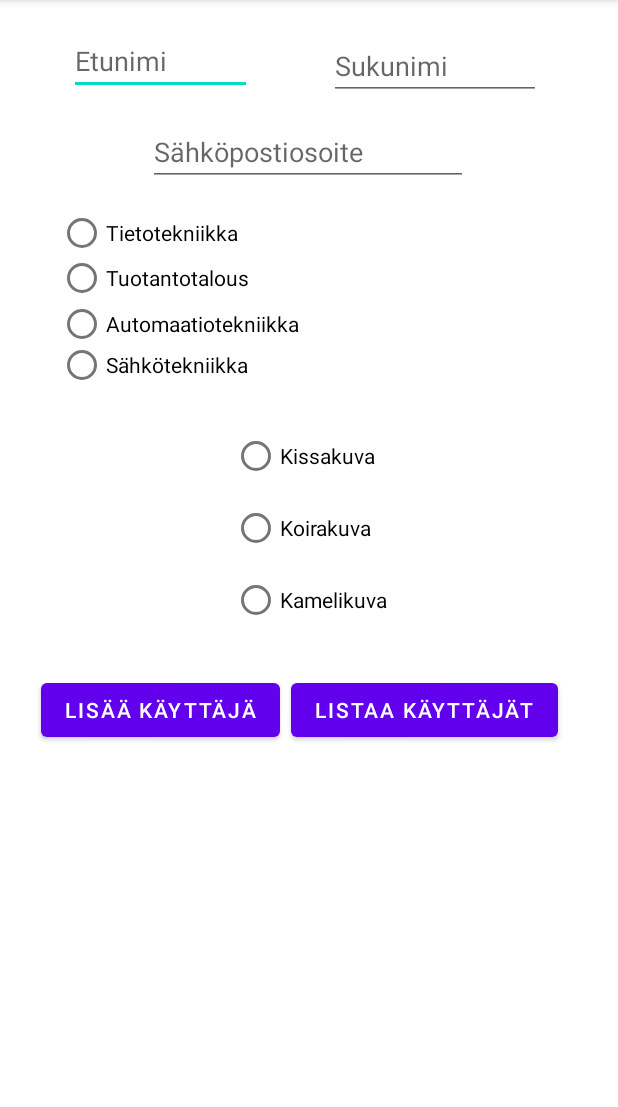
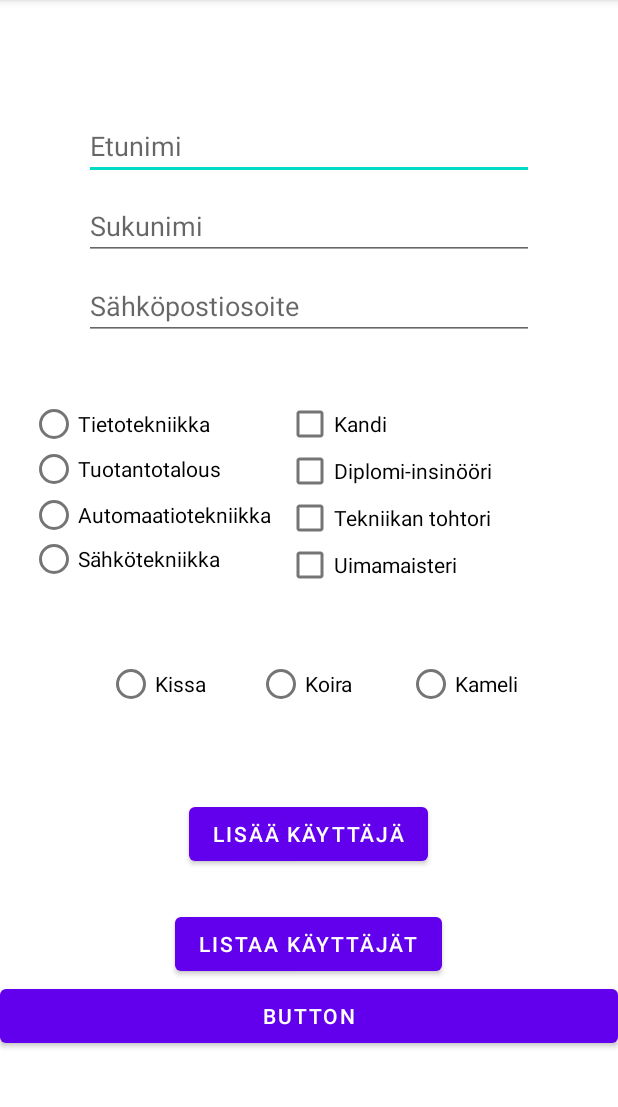
Before and after one commit to tiiahusa/kayttajaohjelma, an Android app: the screen it shows after launch (MainActivity), after a tap on "LISÄÄ KÄYTTÄJÄ", on a phone screen of 412 x 824 dp, the part 84-1191 px from its top. Run offline under Robolectric (Android 15) with nearby library versions, the phone set to English and light mode, and no system bars.

Commit message:
Käyttäjän lataus ja tallennus lisätty

```diff
--- a/app/src/main/java/com/example/javaprojekti9/MainActivity.java
+++ b/app/src/main/java/com/example/javaprojekti9/MainActivity.java
@@ -2,12 +2,18 @@ package com.example.javaprojekti9;
 
 import androidx.appcompat.app.AppCompatActivity;
 
+import android.content.Context;
 import android.content.Intent;
 import android.os.Bundle;
 import android.view.View;
+import android.widget.CheckBox;
 import android.widget.EditText;
 import android.widget.RadioGroup;
 
+import java.io.FileNotFoundException;
+import java.io.IOException;
+import java.io.ObjectInputStream;
+import java.io.ObjectOutputStream;
 import java.util.ArrayList;
 import androidx.appcompat.app.AppCompatActivity;
 import android.os.Bundle;
@@ -21,25 +27,35 @@ public class MainActivity extends AppCompatActivity {
 
     private User user; // Create new user that we could use in program later
     private com.example.javaprojekti9.UserStorage storage; // Create new storage that we could use in program later
-    private EditText tbFirstName; // Used later on OnCreate
-    private EditText tbLastName; // These have to add here, because we need them
-    private EditText tbEmail; // couple different "voids"
+    private EditText tbFirstName, tbLastName, tbEmail;
+    private CheckBox[] cboxes; // Create list of cbs
+    private Integer[] cboxeIds = {R.id.cbKandi, R.id.cbDippa, R.id.cbTohtori, R.id.cbUima}; //Create list of cb's ids
     private String degreeProgram;
     private RadioGroup rgDegrees, rgImages;
     private ArrayList<User> users = new ArrayList<>();
+    private ArrayList<String> levels = new ArrayList<>();
+    private Context context; // Introduce context
 
     @Override
     protected void onCreate(Bundle savedInstanceState) {
         super.onCreate(savedInstanceState);
         setContentView(R.layout.activity_main);
+        storage = com.example.javaprojekti9.UserStorage.getInstance(); // Create storage if not created yet
 
         tbFirstName = findViewById(R.id.tbFirstName); //Linked Activity main textboxes to code
         tbLastName = findViewById(R.id.tbLastName);
         tbEmail = findViewById(R.id.tbEmail);
 
-        storage = com.example.javaprojekti9.UserStorage.getInstance(); // Create storage if not created yet
         rgDegrees = findViewById(R.id.rgDegreePrograms); // Linked Radiobutton Group to code
         rgImages = findViewById(R.id.rgImages);
+        // Create checkbox list
+        cboxes = new CheckBox[cboxeIds.length];
+
+        context = MainActivity.this;
+        // Load users from file
+        UserStorage.getInstance().loadUsers(context);
+
+
 
     }
 
@@ -59,9 +75,16 @@ public class MainActivity extends AppCompatActivity {
                 degreeProgram = "Tuotantotalous";
                 break;
         }
+        // Check checkboxes and add degreelevels on levels -list
+        for(int i = 0; i < cboxes.length; i++) {
+            cboxes[i] = (CheckBox) findViewById(cboxeIds[i]);
+            if (cboxes[i].isChecked()) {
+                levels.add(cboxes[i].getText().toString());
+            }
+        }
+
         // Do new user, get values to the activity main textboxes
-        user = new User(tbFirstName.getText().toString(), tbLastName.getText().toString(), tbEmail.getText().toString(), degreeProgram);
-        storage.addUser(user);
+        user = new User(tbFirstName.getText().toString(), tbLastName.getText().toString(), tbEmail.getText().toString(), degreeProgram, levels);
 
         switch (rgImages.getCheckedRadioButtonId()) {
             case R.id.rbKissa:
@@ -74,14 +97,36 @@ public class MainActivity extends AppCompatActivity {
                 user.setImage(2);
                 break;
         }
+        // Add user to userlist
+        storage.addUser(user);
+         // Save user to file
+        UserStorage.getInstance().saveUser(context);
+        // Clear changes
+        clearChanges();
+
+        System.out.println(context.getFilesDir().toString());
+        Toast.makeText(context, context.getFilesDir().toString(), Toast.LENGTH_LONG).show();
+
+    }
+
+    public void clearChanges() {
 
         tbFirstName.setText("");
         tbLastName.setText("");
         tbEmail.setText("");
+        levels.clear();
 
         rgDegrees.clearCheck();
         rgImages.clearCheck();
         degreeProgram = null;
+
+        // Set Checkboxes to false
+        for(int i = 0; i < cboxes.length; i++) {
+            cboxes[i] = (CheckBox) findViewById(cboxeIds[i]);
+            if (cboxes[i].isChecked()) {
+                cboxes[i].setChecked(false);
+            }
+        }
 
     }
 
@@ -102,4 +147,6 @@ public class MainActivity extends AppCompatActivity {
 
 
 
+
+
 }
--- a/app/src/main/java/com/example/javaprojekti9/User.java
+++ b/app/src/main/java/com/example/javaprojekti9/User.java
@@ -1,4 +1,6 @@
 package com.example.javaprojekti9;
+
+import java.util.ArrayList;
 
 public class User {
 
@@ -8,11 +10,14 @@ public class User {
     private String degreeProgram;
     private int image;
 
-    public User (String firstName, String lastName, String email, String degreeProgram) {
+    private ArrayList<String> levels = new ArrayList<>();
+
+    public User (String firstName, String lastName, String email, String degreeProgram, ArrayList<String> levels) {
         this.firstName = firstName;
         this.lastName = lastName;
         this.email = email;
         this.degreeProgram = degreeProgram;
+        this.levels = levels;
     }
 
     public void setImage(int i) {
--- a/app/src/main/java/com/example/javaprojekti9/UserStorage.java
+++ b/app/src/main/java/com/example/javaprojekti9/UserStorage.java
@@ -1,11 +1,17 @@
 package com.example.javaprojekti9;
 
+import android.content.Context;
+import android.widget.Toast;
+
+import java.io.FileNotFoundException;
+import java.io.IOException;
+import java.io.ObjectInputStream;
+import java.io.ObjectOutputStream;
 import java.util.ArrayList;
 
 public class UserStorage {
 
     private static UserStorage storage = null; // Storage class singleton setting
-
     private ArrayList<User> users = new ArrayList<>(); // User-list
 
     private UserStorage() { // Singleton storage must be private, then you can't use it in main
@@ -24,7 +30,51 @@ public class UserStorage {
     }
 
     public void addUser(User user) {
+
         users.add(user);
+    }
+
+    public void saveUser(Context context) {
+        // try write user to file
+        try {
+            // create object output stream name users.data
+            ObjectOutputStream userWriter = new ObjectOutputStream(context.openFileOutput("users.data", Context.MODE_PRIVATE));
+            // Write users-list there
+            userWriter.writeObject(users);
+            // close file
+            userWriter.close();
+            Toast.makeText(context, "Käyttäjä tallennettu", Toast.LENGTH_LONG).show();
+        } catch (IOException e) {
+            // If writing to file not success
+            Toast.makeText(context, "Käyttäjän tallentaminen ei onnistunut" + e, Toast.LENGTH_LONG).show();
+        }
+    }
+
+    public void loadUsers(Context context) {
+        // try write user to file
+        try {
+            // create object input stream name users.data
+            ObjectInputStream userReader = new ObjectInputStream(context.openFileInput("users.data"));
+            // Read file to Arraylist name users
+            users = (ArrayList<User>) userReader.readObject();
+            // close file
+            userReader.close();
+            // Notification to view
+            if(users.isEmpty()) {
+                Toast.makeText(context, "Tiedostossa ei ollut yhtään käyttäjää", Toast.LENGTH_LONG).show();
+            } else
+            Toast.makeText(context, "Käyttäjät ladattu", Toast.LENGTH_LONG).show();
+        } catch (FileNotFoundException e) { // If file not found
+            Toast.makeText(context, "Käyttäjien lataaminen ei onnistunut!", Toast.LENGTH_LONG).show();
+            e.printStackTrace();
+        } catch (IOException e) { // IO problem
+            Toast.makeText(context, "Käyttäjien lataaminen ei onnistunut!", Toast.LENGTH_LONG).show();
+            e.printStackTrace();
+        } catch (ClassNotFoundException e) { // Class problem
+            Toast.makeText(context, "Käyttäjien lataaminen ei onnistunut!", Toast.LENGTH_LONG).show();
+            e.printStackTrace();
+        }
+
     }
 
     public void removeUser(int id) {
--- a/app/src/main/java/com/example/javaprojekti9/UserView.java
+++ b/app/src/main/java/com/example/javaprojekti9/UserView.java
@@ -4,7 +4,9 @@ import androidx.appcompat.app.AppCompatActivity;
 import androidx.recyclerview.widget.LinearLayoutManager;
 import androidx.recyclerview.widget.RecyclerView;
 
+import android.content.Intent;
 import android.os.Bundle;
+import android.view.View;
 
 public class UserView extends AppCompatActivity {
 
@@ -23,4 +25,10 @@ public class UserView extends AppCompatActivity {
 
     }
 
+    public void goBackToMainView (View view) {
+
+        Intent intent = new Intent(this, MainActivity.class);
+        startActivity(intent);
+    }
+
 }
--- a/app/src/main/res/layout/activity_main.xml
+++ b/app/src/main/res/layout/activity_main.xml
@@ -8,65 +8,53 @@
     android:onClick="listUsers"
     tools:context=".MainActivity">
 
+    <LinearLayout
+        android:layout_width="match_parent"
+        android:layout_height="match_parent"
+        android:gravity="center"
+        android:orientation="vertical">
+
         <EditText
             android:id="@+id/tbFirstName"
-        android:layout_width="122dp"
+            android:layout_width="300dp"
             android:layout_height="43dp"
-        android:layout_marginTop="20dp"
+            android:layout_marginTop="10dp"
             android:ems="10"
             android:hint="Etunimi"
-        android:inputType="textPersonName"
-        app:layout_constraintEnd_toEndOf="parent"
-        app:layout_constraintHorizontal_bias="0.159"
-        app:layout_constraintStart_toStartOf="parent"
-        app:layout_constraintTop_toTopOf="parent" />
+            android:inputType="textPersonName" />
 
         <EditText
             android:id="@+id/tbLastName"
-        android:layout_width="141dp"
-        android:layout_height="0dp"
-        android:layout_marginTop="21dp"
+            android:layout_width="300dp"
+            android:layout_height="43dp"
+            android:layout_marginTop="10dp"
             android:ems="10"
             android:hint="Sukunimi"
-        android:inputType="textPersonName"
-        app:layout_constraintEnd_toEndOf="parent"
-        app:layout_constraintStart_toEndOf="@+id/tbFirstName"
-        app:layout_constraintTop_toTopOf="parent" />
+            android:inputType="textPersonName" />
 
         <EditText
             android:id="@+id/tbEmail"
-        android:layout_width="wrap_content"
-        android:layout_height="wrap_content"
-        android:layout_marginTop="12dp"
+            android:layout_width="300dp"
+            android:layout_height="43dp"
+            android:layout_marginTop="10dp"
             android:ems="10"
             android:hint="Sähköpostiosoite"
-        android:inputType="textPersonName"
-        app:layout_constraintEnd_toEndOf="parent"
-        app:layout_constraintHorizontal_bias="0.497"
-        app:layout_constraintStart_toStartOf="parent"
-        app:layout_constraintTop_toBottomOf="@+id/tbLastName" />
+            android:inputType="textPersonName" />
 
-    <Button
-        android:id="@+id/btAddUser"
-        android:layout_width="wrap_content"
-        android:layout_height="wrap_content"
-        android:layout_marginStart="40dp"
-        android:layout_marginTop="25dp"
-        android:layout_marginEnd="20dp"
-        android:onClick="addUser"
-        android:text="Lisää käyttäjä"
-        app:layout_constraintEnd_toStartOf="@+id/btnListUsers"
-        app:layout_constraintStart_toStartOf="parent"
-        app:layout_constraintTop_toBottomOf="@+id/rgImages" />
+        <LinearLayout
+            android:layout_width="match_parent"
+            android:layout_height="140dp"
+            android:layout_marginTop="40dp"
+            android:orientation="horizontal">
 
             <RadioGroup
                 android:id="@+id/rgDegreePrograms"
-        android:layout_width="335dp"
-        android:layout_height="115dp"
-        android:layout_marginTop="15dp"
+                android:layout_width="wrap_content"
+                android:layout_height="120dp"
+                android:layout_marginStart="20dp"
+                android:layout_marginEnd="0dp"
                 app:layout_constraintEnd_toEndOf="parent"
-        app:layout_constraintStart_toStartOf="parent"
-        app:layout_constraintTop_toBottomOf="@+id/tbEmail">
+                app:layout_constraintStart_toStartOf="parent">
 
                 <RadioButton
                     android:id="@+id/rbTietotekniikka"
@@ -94,43 +82,92 @@
 
             </RadioGroup>
 
+            <LinearLayout
+                android:layout_width="match_parent"
+                android:layout_height="120dp"
+                android:layout_marginStart="10dp"
+                android:orientation="vertical">
+
+                <CheckBox
+                    android:id="@+id/cbKandi"
+                    android:layout_width="match_parent"
+                    android:layout_height="31dp"
+                    android:text="Kandi" />
+
+                <CheckBox
+                    android:id="@+id/cbDippa"
+                    android:layout_width="match_parent"
+                    android:layout_height="31dp"
+                    android:text="Diplomi-insinööri" />
+
+                <CheckBox
+                    android:id="@+id/cbTohtori"
+                    android:layout_width="match_parent"
+                    android:layout_height="31dp"
+                    android:text="Tekniikan tohtori" />
+
+                <CheckBox
+                    android:id="@+id/cbUima"
+                    android:layout_width="match_parent"
+                    android:layout_height="31dp"
+                    android:text="Uimamaisteri" />
+            </LinearLayout>
+
+        </LinearLayout>
+
         <RadioGroup
             android:id="@+id/rgImages"
-        android:layout_width="wrap_content"
-        android:layout_height="wrap_content"
+            android:layout_width="300dp"
+            android:layout_height="100dp"
+            android:layout_marginStart="15dp"
+            android:layout_gravity="center"
             android:layout_marginTop="25dp"
-        app:layout_constraintEnd_toEndOf="parent"
-        app:layout_constraintStart_toStartOf="parent"
-        app:layout_constraintTop_toBottomOf="@+id/rgDegreePrograms">
+            android:orientation="horizontal">
 
             <RadioButton
                 android:id="@+id/rbKissa"
-            android:layout_width="match_parent"
+                android:layout_width="100dp"
                 android:layout_height="wrap_content"
-            android:text="Kissakuva" />
+                android:height="35dp"
+                android:text="Kissa" />
 
             <RadioButton
                 android:id="@+id/rbKoira"
-            android:layout_width="match_parent"
+                android:layout_width="100dp"
                 android:layout_height="wrap_content"
-            android:text="Koirakuva" />
+                android:text="Koira" />
 
             <RadioButton
                 android:id="@+id/rbKameli"
-            android:layout_width="match_parent"
+                android:layout_width="100dp"
                 android:layout_height="wrap_content"
-            android:text="Kamelikuva" />
+                android:text="Kameli" />
+
         </RadioGroup>
+        <Button
+            android:id="@+id/btAddUser"
+            android:layout_width="wrap_content"
+            android:layout_height="wrap_content"
+            android:onClick="addUser"
+            android:text="Lisää käyttäjä" />
 
         <Button
             android:id="@+id/btnListUsers"
             android:layout_width="wrap_content"
             android:layout_height="wrap_content"
             android:layout_marginTop="25dp"
-        android:layout_marginEnd="40dp"
+            android:layout_marginEnd="0dp"
             android:onClick="listUsersView"
-        android:text="Listaa käyttäjät"
-        app:layout_constraintEnd_toEndOf="parent"
-        app:layout_constraintTop_toBottomOf="@+id/rgImages" />
+            android:text="Listaa käyttäjät" />
+
+        <Button
+            android:id="@+id/button"
+            android:layout_width="match_parent"
+            android:layout_height="wrap_content"
+            android:onClick="listUsers"
+            android:text="Button" />
+
+
+    </LinearLayout>
 
 </androidx.constraintlayout.widget.ConstraintLayout>
--- a/app/src/main/res/layout/activity_user_view.xml
+++ b/app/src/main/res/layout/activity_user_view.xml
@@ -2,6 +2,7 @@
 <androidx.constraintlayout.widget.ConstraintLayout xmlns:android="http://schemas.android.com/apk/res/android"
     xmlns:app="http://schemas.android.com/apk/res-auto"
     xmlns:tools="http://schemas.android.com/tools"
+    android:id="@+id/clv"
     android:layout_width="match_parent"
     android:layout_height="match_parent"
     android:layout_marginTop="10dp"
@@ -9,6 +10,24 @@
 
     <androidx.recyclerview.widget.RecyclerView
         android:id="@+id/rvUserList"
-        android:layout_width="match_parent"
-        android:layout_height="match_parent" />
+        android:layout_width="413dp"
+        android:layout_height="659dp"
+        android:layout_marginTop="32dp"
+        app:layout_constraintBottom_toBottomOf="parent"
+        app:layout_constraintEnd_toEndOf="parent"
+        app:layout_constraintHorizontal_bias="0.0"
+        app:layout_constraintStart_toStartOf="parent"
+        app:layout_constraintTop_toTopOf="parent"
+        app:layout_constraintVertical_bias="1.0" />
+
+    <Button
+        android:id="@+id/btnBackMain"
+        android:layout_width="wrap_content"
+        android:layout_height="wrap_content"
+        android:onClick="goBackToMainView"
+        android:text="Palaa takaisin etusivulle"
+        app:layout_constraintBottom_toTopOf="@+id/rvUserList"
+        app:layout_constraintEnd_toEndOf="parent"
+        app:layout_constraintStart_toStartOf="parent"
+        app:layout_constraintTop_toTopOf="parent" />
 </androidx.constraintlayout.widget.ConstraintLayout>
--- a/app/src/main/res/layout/user_view.xml
+++ b/app/src/main/res/layout/user_view.xml
@@ -16,7 +16,7 @@
 
     <LinearLayout
         android:layout_width="match_parent"
-        android:layout_height="80dp"
+        android:layout_height="120dp"
         android:orientation="vertical">
 
         <TextView
```
Lines whose indentation alone changed are shown as unchanged.
